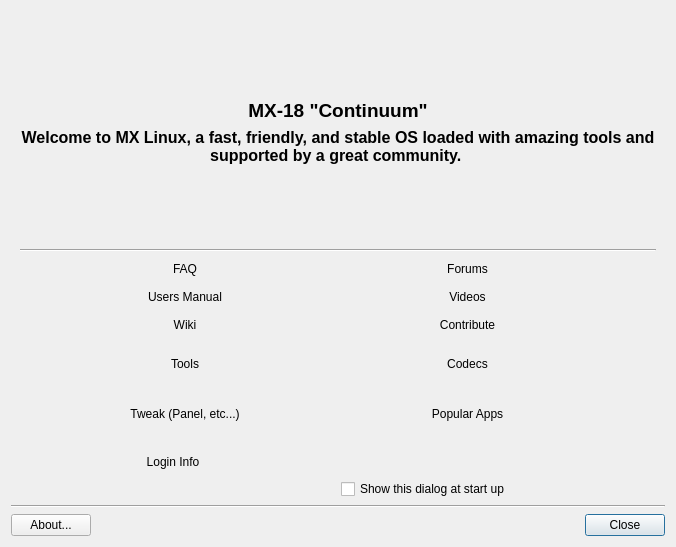
Above: mxwelcome.ui from bithostel-dev/mx-welcome before the change. Below: the same form after it.
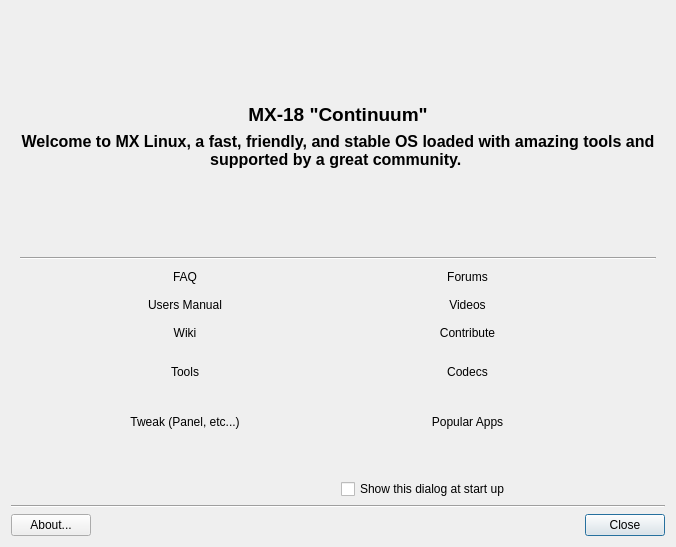
That is the form after the change. Icons and pictures are not drawn. Custom widgets are drawn as their Qt base class.

Commit message: show login info on window not pop-up

The edit to the form file:
```diff
--- a/mxwelcome.ui
+++ b/mxwelcome.ui
@@ -20,6 +20,13 @@
    <bool>false</bool>
   </property>
   <layout class="QGridLayout" name="gridLayout_4">
+   <item row="1" column="0" colspan="2">
+    <widget class="QLabel" name="labelLoginInfo">
+     <property name="text">
+      <string/>
+     </property>
+    </widget>
+   </item>
    <item row="0" column="0" colspan="2">
     <widget class="QFrame" name="frame">
      <property name="minimumSize">
@@ -625,39 +632,13 @@
      <zorder>verticalSpacer</zorder>
     </widget>
    </item>
-   <item row="1" column="0">
-    <widget class="FlatButton" name="buttonLogininfo">
-     <property name="sizePolicy">
-      <sizepolicy hsizetype="Minimum" vsizetype="Fixed">
-       <horstretch>0</horstretch>
-       <verstretch>0</verstretch>
-      </sizepolicy>
-     </property>
-     <property name="font">
-      <font>
-       <weight>50</weight>
-       <bold>false</bold>
-       <kerning>true</kerning>
-      </font>
-     </property>
+   <item row="2" column="1">
+    <widget class="QCheckBox" name="checkBox">
      <property name="focusPolicy">
       <enum>Qt::NoFocus</enum>
      </property>
-     <property name="autoFillBackground">
-      <bool>false</bool>
-     </property>
      <property name="text">
-      <string>Login Info</string>
-     </property>
-     <property name="icon">
-      <iconset>
-       <normaloff>../../../../../../../usr/share/mx-welcome/icons/zoom-fit.png</normaloff>../../../../../../../usr/share/mx-welcome/icons/zoom-fit.png</iconset>
-     </property>
-     <property name="autoDefault">
-      <bool>false</bool>
-     </property>
-     <property name="flat">
-      <bool>true</bool>
+      <string>Show this dialog at start up</string>
      </property>
     </widget>
    </item>
@@ -668,16 +649,6 @@
      </property>
     </widget>
    </item>
-   <item row="2" column="1">
-    <widget class="QCheckBox" name="checkBox">
-     <property name="focusPolicy">
-      <enum>Qt::NoFocus</enum>
-     </property>
-     <property name="text">
-      <string>Show this dialog at start up</string>
-     </property>
-    </widget>
-   </item>
    <item row="5" column="0" colspan="2">
     <layout class="QGridLayout" name="buttonBar" columnstretch="0,0,0,0,0,0,0,0,0">
      <property name="sizeConstraint">
```
The commit also changes 36 other files.
